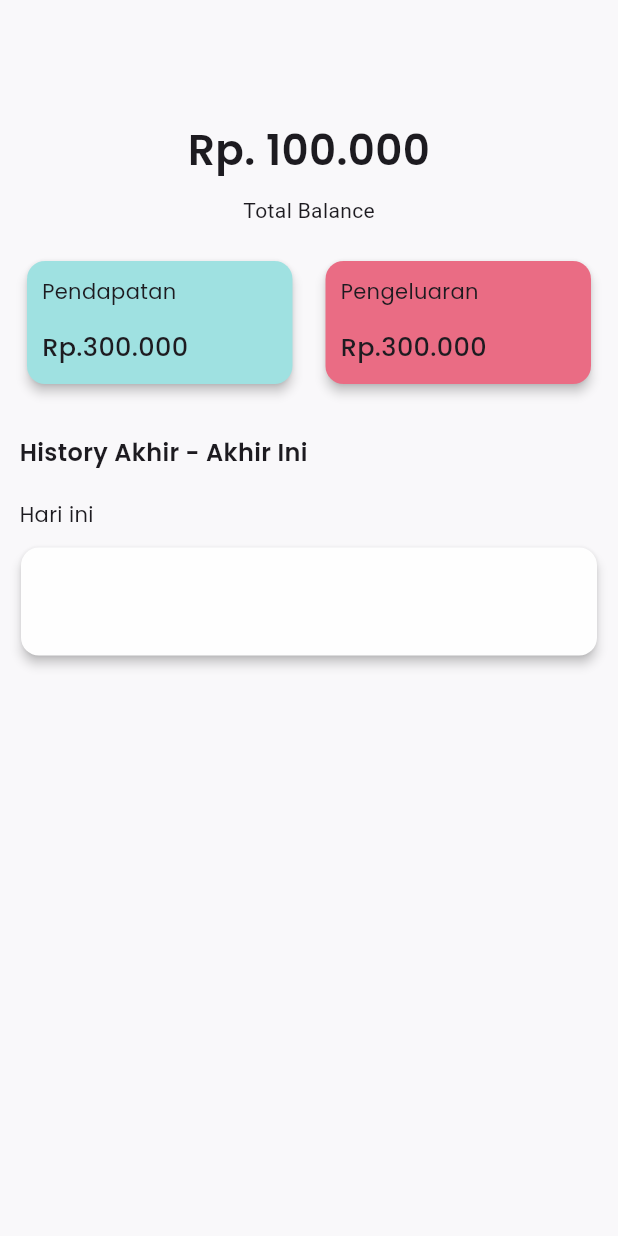
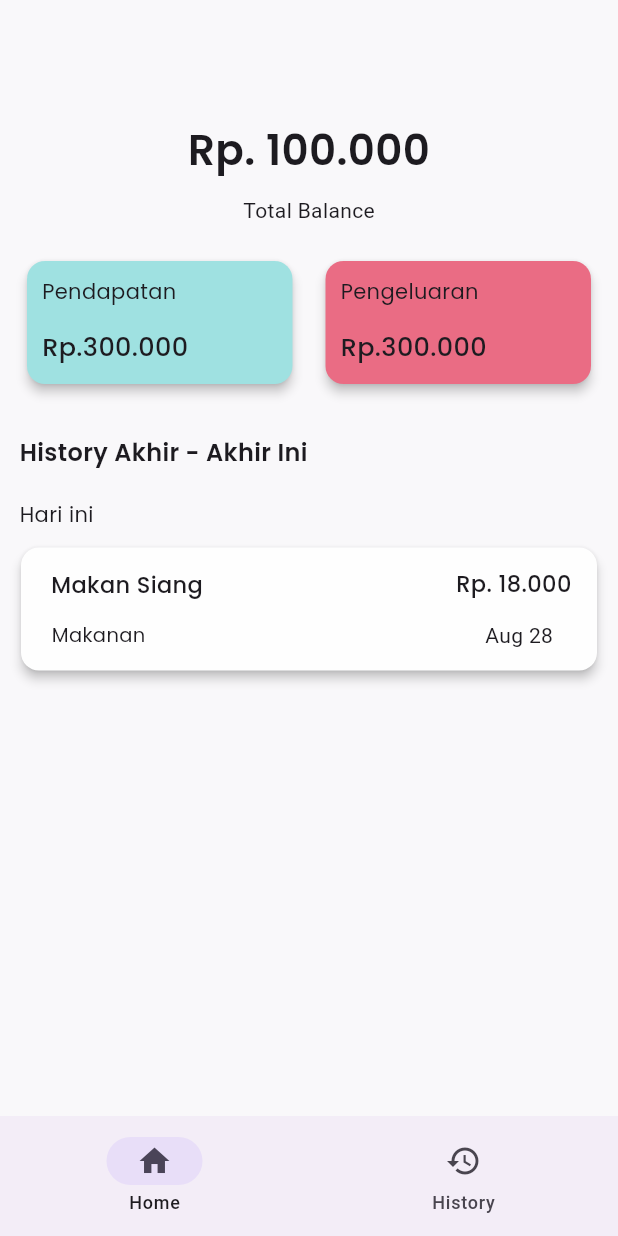
Before and after one commit to ITakora/money_manager, a Flutter app: the screen it shows after launch, on a phone screen of 412 x 824 dp. Run offline on Flutter 3.47's test engine with Material 3 defaults, Android fonts, the phone set to English and light mode, and no system bars; our stand-ins replace google_fonts.

Commit message:
adding bottom navigation

```diff
--- a/lib/screens/home_screen.dart
+++ b/lib/screens/home_screen.dart
@@ -1,5 +1,6 @@
 import 'package:flutter/material.dart';
 import 'package:google_fonts/google_fonts.dart';
+import 'package:money_manager/widgets/bottom_navigation.dart';
 import 'package:money_manager/widgets/expense_card.dart';
 import 'package:money_manager/widgets/income_expense_card.dart';
 
@@ -10,6 +11,7 @@ class HomeScreen extends StatelessWidget {
   Widget build(BuildContext context) {
     return Scaffold(
       backgroundColor: Color(0xFFF9F8FA),
+      bottomNavigationBar: BottomNavigation(),
       body: Column(
         crossAxisAlignment: CrossAxisAlignment.start,
         children: [
--- /dev/null
+++ b/lib/widgets/bottom_navigation.dart
@@ -0,0 +1,35 @@
+import 'package:flutter/material.dart';
+
+class BottomNavigation extends StatefulWidget {
+  const BottomNavigation({super.key});
+
+  @override
+  State<BottomNavigation> createState() => _BottomNavigationState();
+}
+
+class _BottomNavigationState extends State<BottomNavigation> {
+  int currentPageIndex = 0;
+
+  @override
+  Widget build(BuildContext context) {
+    return NavigationBar(
+        onDestinationSelected: (value) {
+          setState(() {
+            currentPageIndex = value;
+          });
+        },
+        selectedIndex: currentPageIndex,
+        destinations: [
+          NavigationDestination(
+            icon: Icon(Icons.home_outlined),
+            label: 'Home',
+            selectedIcon: Icon(Icons.home),
+          ),
+          NavigationDestination(
+            icon: Icon(Icons.history_outlined),
+            label: 'History',
+            selectedIcon: Icon(Icons.history_rounded),
+          )
+        ]);
+  }
+}
--- a/lib/widgets/expense_card.dart
+++ b/lib/widgets/expense_card.dart
@@ -1,4 +1,5 @@
 import 'package:flutter/material.dart';
+import 'package:google_fonts/google_fonts.dart';
 
 class ExpenseCard extends StatelessWidget {
   const ExpenseCard({super.key});
@@ -8,13 +9,52 @@ class ExpenseCard extends StatelessWidget {
     return Padding(
       padding: const EdgeInsets.symmetric(horizontal: 10, vertical: 8),
       child: SizedBox(
-        height: 80,
+        height: 90,
         width: double.infinity,
         child: Card(
           color: Color(0xFFFEFEFE),
           elevation: 3,
           child: Row(
-            children: [],
+            mainAxisAlignment: MainAxisAlignment.spaceBetween,
+            children: [
+              Column(
+                mainAxisAlignment: MainAxisAlignment.spaceEvenly,
+                children: [
+                  Padding(
+                    padding: const EdgeInsets.only(left: 20),
+                    child: Text(
+                      "Makan Siang",
+                      style: GoogleFonts.poppins(
+                          fontSize: 15, fontWeight: FontWeight.w500),
+                    ),
+                  ),
+                  Padding(
+                    padding: const EdgeInsets.only(right: 18),
+                    child: Text(
+                      "Makanan",
+                      style: GoogleFonts.poppins(fontSize: 13),
+                    ),
+                  )
+                ],
+              ),
+              Column(
+                mainAxisAlignment: MainAxisAlignment.spaceEvenly,
+                children: [
+                  Padding(
+                    padding: const EdgeInsets.only(right: 17),
+                    child: Text(
+                      "Rp. 18.000",
+                      style: GoogleFonts.poppins(
+                          fontSize: 15, fontWeight: FontWeight.w500),
+                    ),
+                  ),
+                  Padding(
+                    padding: const EdgeInsets.only(right: 10),
+                    child: Text("Aug 28"),
+                  )
+                ],
+              )
+            ],
           ),
         ),
       ),
--- a/pubspec.yaml
+++ b/pubspec.yaml
@@ -36,6 +36,7 @@ dependencies:
   # Use with the CupertinoIcons class for iOS style icons.
   cupertino_icons: ^1.0.8
   google_fonts: ^6.2.1
+  persistent_bottom_nav_bar: ^6.2.1
 
 dev_dependencies:
   flutter_test:
```
Also changed, not shown: pubspec.lock.
